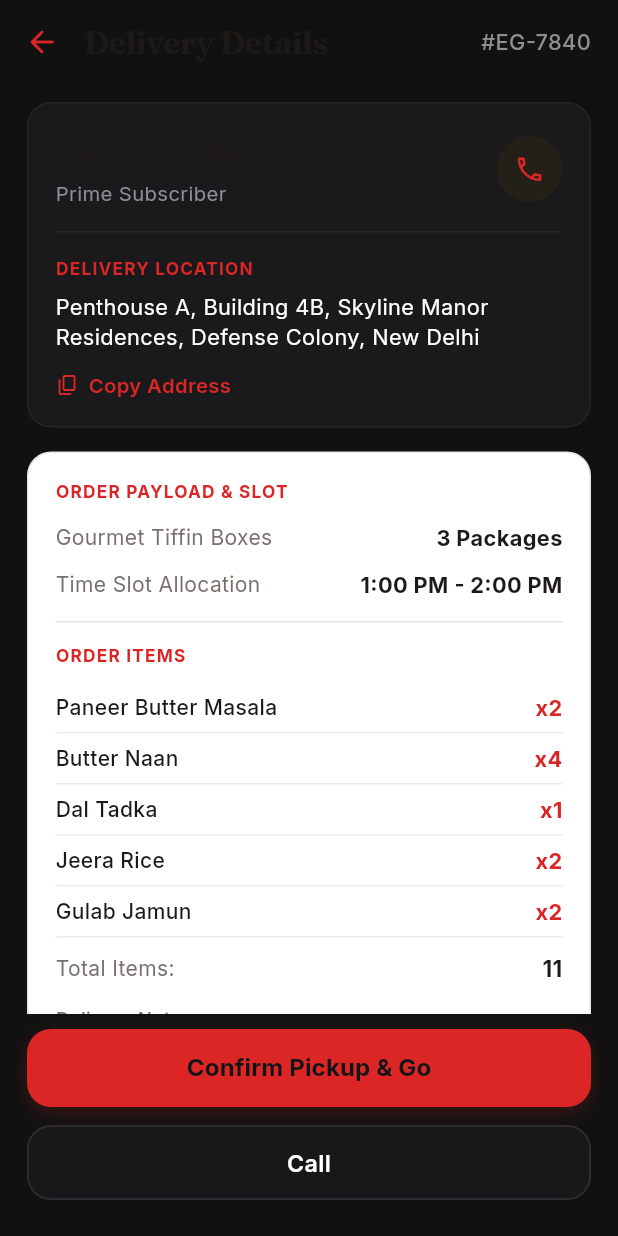
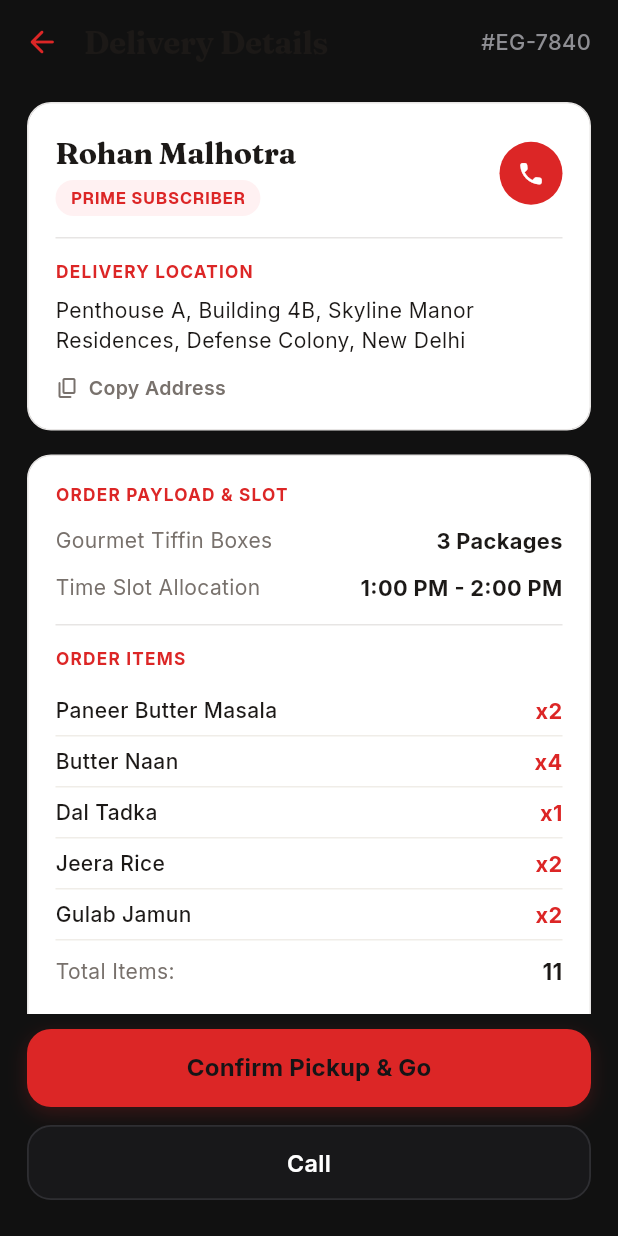
Before and after one commit to prabhasadvmen-maker/eatoggy-partner-app-, a Flutter app: the DeliveryDetailsView screen opened directly, on a phone screen of 412 x 824 dp. Run offline on Flutter 3.47's test engine with Material 3 defaults, Android fonts, the phone set to English and light mode, and no system bars; our stand-ins replace equatable, flutter_bloc, go_router, google_fonts, image_picker, sizer; project files that could hold a hidden picture were left out.

Commit message:
feat(deliveries): implement customer location card and destination overview

```diff
--- a/lib/features/deliveries/presentation/widgets/customer_location_card.dart
+++ b/lib/features/deliveries/presentation/widgets/customer_location_card.dart
@@ -1,6 +1,7 @@
 import 'package:flutter/material.dart';
 import 'package:google_fonts/google_fonts.dart';
 import '../../../../core/theme/app_colors.dart';
+import '../../../../core/widgets/common_widgets.dart';
 
 class CustomerLocationCard extends StatelessWidget {
   final String customerName;
@@ -8,6 +9,7 @@ class CustomerLocationCard extends StatelessWidget {
   final String address;
   final VoidCallback onCall;
   final VoidCallback onCopyAddress;
+  final VoidCallback? onChat;
 
   const CustomerLocationCard({
     super.key,
@@ -16,83 +18,97 @@ class CustomerLocationCard extends StatelessWidget {
     required this.address,
     required this.onCall,
     required this.onCopyAddress,
+    this.onChat,
   });
 
   @override
   Widget build(BuildContext context) {
-    const goldColor = AppColors.cardGoldAccent;
-
-    return Container(
-      width: double.infinity,
+    return AppCard(
       padding: const EdgeInsets.all(18),
-      decoration: BoxDecoration(
-        color: const Color(0xFF1A1A1C),
-        borderRadius: BorderRadius.circular(16),
-        border: Border.all(
-          color: const Color(0xFF262628),
-          width: 1,
-        ),
-      ),
       child: Column(
         crossAxisAlignment: CrossAxisAlignment.start,
         children: [
-          // Customer Info & Phone Action Row
+          // Customer Info & Actions Row
           Row(
             mainAxisAlignment: MainAxisAlignment.spaceBetween,
             children: [
-              Column(
+              Expanded(
+                child: Column(
                   crossAxisAlignment: CrossAxisAlignment.start,
                   children: [
                     Text(
                       customerName,
                       style: GoogleFonts.fraunces(
-                      color: AppColors.creamText,
+                        color: AppColors.textPrimary,
                         fontSize: 20,
                         fontWeight: FontWeight.w700,
                         letterSpacing: -0.2,
                       ),
                     ),
-                  const SizedBox(height: 3),
-                  Text(
-                    subscriptionType,
-                    style: GoogleFonts.inter(
-                      color: const Color(0xFF8E8E93),
-                      fontSize: 13.5,
-                      fontWeight: FontWeight.w400,
+                    const SizedBox(height: 4),
+                    StatusBadge(text: subscriptionType),
+                  ],
                 ),
               ),
+
+              // Action Buttons: Call & Chat
+              Row(
+                mainAxisSize: MainAxisSize.min,
+                children: [
+                  if (onChat != null) ...[
+                    InkWell(
+                      onTap: onChat,
+                      borderRadius: BorderRadius.circular(22),
+                      child: Container(
+                        width: 42,
+                        height: 42,
+                        decoration: BoxDecoration(
+                          color: AppColors.surfaceSubtle,
+                          shape: BoxShape.circle,
+                          border: Border.all(color: AppColors.border),
+                        ),
+                        child: const Center(
+                          child: Icon(
+                            Icons.chat_bubble_outline_rounded,
+                            color: AppColors.textPrimary,
+                            size: 19,
+                          ),
+                        ),
+                      ),
+                    ),
+                    const SizedBox(width: 8),
                   ],
-              ),
 
-              // Phone Call Icon Button
+                  // Phone Call Button
                   InkWell(
                     onTap: onCall,
                     borderRadius: BorderRadius.circular(22),
                     child: Container(
-                  width: 44,
-                  height: 44,
+                      width: 42,
+                      height: 42,
                       decoration: const BoxDecoration(
-                    color: Color(0xFF242018),
+                        color: AppColors.primary,
                         shape: BoxShape.circle,
                       ),
                       child: const Center(
                         child: Icon(
-                      Icons.call_outlined,
-                      color: goldColor,
-                      size: 21,
+                          Icons.call_rounded,
+                          color: Colors.white,
+                          size: 19,
                         ),
                       ),
                     ),
                   ),
                 ],
               ),
+            ],
+          ),
 
           const Padding(
-            padding: EdgeInsets.symmetric(vertical: 16),
+            padding: EdgeInsets.symmetric(vertical: 14),
             child: Divider(
               height: 1,
-              thickness: 1,
-              color: Color(0xFF262628),
+              color: AppColors.border,
             ),
           ),
 
@@ -100,7 +116,7 @@ class CustomerLocationCard extends StatelessWidget {
           Text(
             'DELIVERY LOCATION',
             style: GoogleFonts.inter(
-              color: goldColor,
+              color: AppColors.primary,
               fontSize: 11.5,
               fontWeight: FontWeight.w700,
               letterSpacing: 0.8,
@@ -111,8 +127,8 @@ class CustomerLocationCard extends StatelessWidget {
           Text(
             address,
             style: GoogleFonts.inter(
-              color: Colors.white,
-              fontSize: 14.5,
+              color: AppColors.textPrimary,
+              fontSize: 14,
               fontWeight: FontWeight.w400,
               height: 1.4,
             ),
@@ -128,15 +144,15 @@ class CustomerLocationCard extends StatelessWidget {
               children: [
                 const Icon(
                   Icons.copy_rounded,
-                  color: goldColor,
+                  color: AppColors.textSecondary,
                   size: 16,
                 ),
                 const SizedBox(width: 6),
                 Text(
                   'Copy Address',
                   style: GoogleFonts.inter(
-                    color: goldColor,
-                    fontSize: 13.5,
+                    color: AppColors.textSecondary,
+                    fontSize: 13,
                     fontWeight: FontWeight.w600,
                   ),
                 ),
```
Lines whose indentation alone changed are shown as unchanged.
